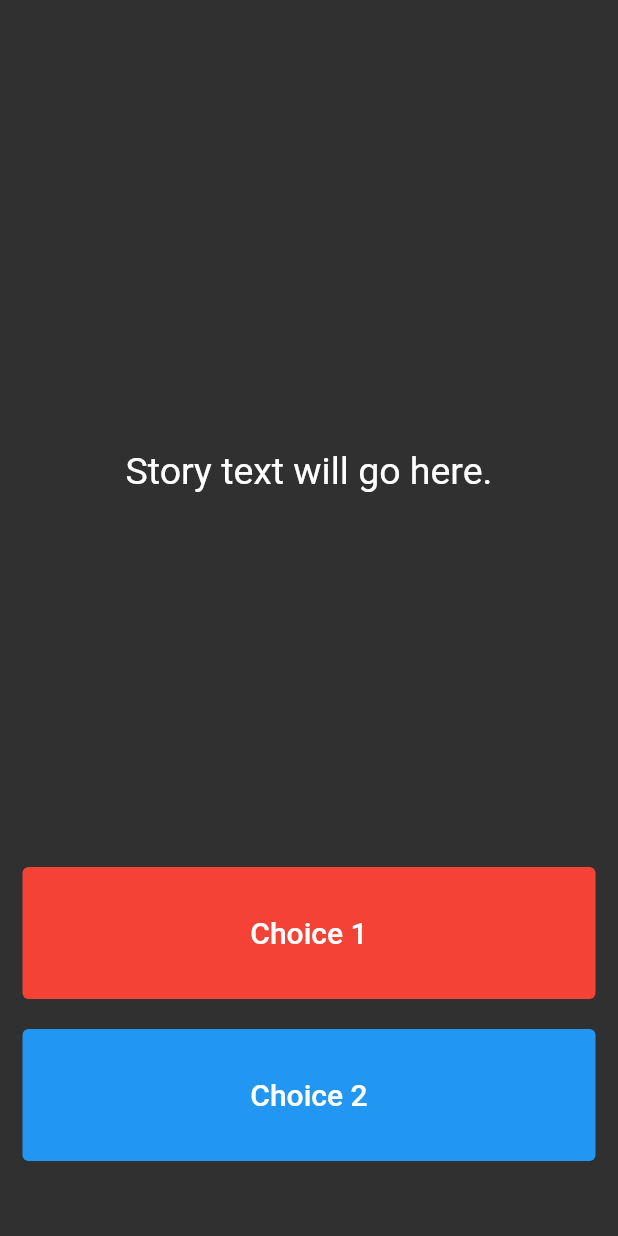
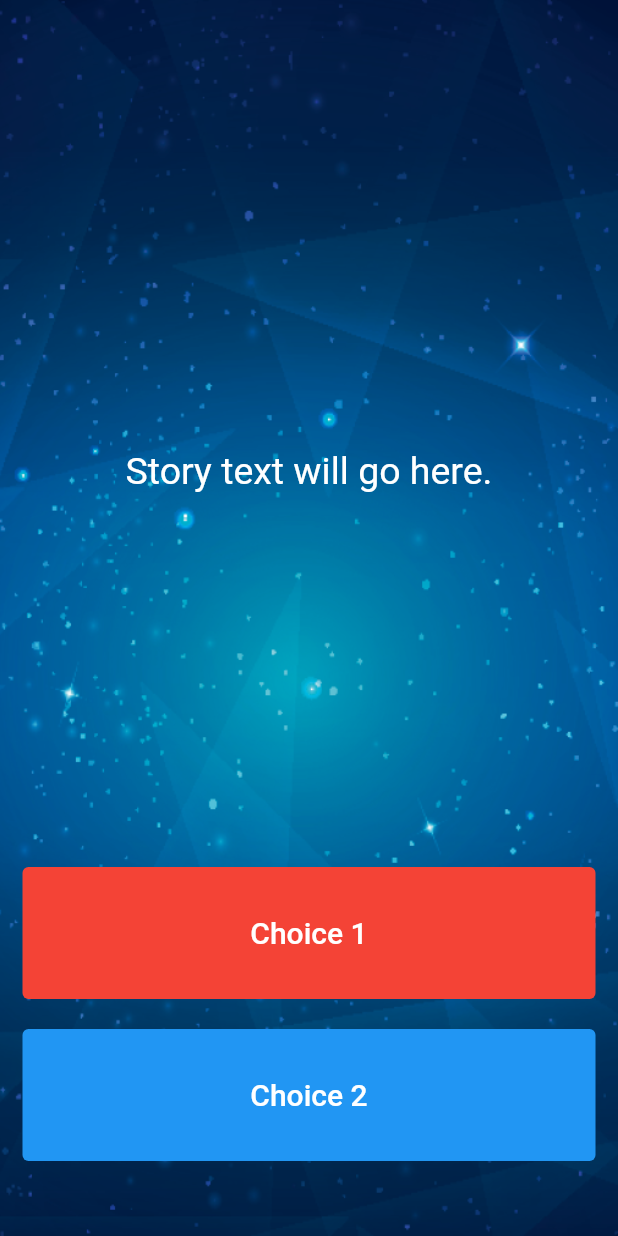
Before and after one commit to dastagg/LAB-F-destini, a Flutter app: the screen it shows after launch, on a phone screen of 412 x 824 dp. Run offline on Flutter 3.47's test engine with Material 2 defaults, Android fonts, the phone set to English and light mode, and no system bars.

Commit message:
Completed: Step 1.

```diff
--- a/lib/main.dart
+++ b/lib/main.dart
@@ -30,7 +30,12 @@ class _StoryPageState extends State<StoryPage> {
   Widget build(BuildContext context) {
     return Scaffold(
       body: Container(
-        //TODO: Step 1 - Add background.png to this Container as a background image.
+        decoration: const BoxDecoration(
+          image: DecorationImage(
+            image: AssetImage('images/background.png'),
+            fit: BoxFit.fill,
+          ),
+        ),
         padding: const EdgeInsets.symmetric(vertical: 50.0, horizontal: 15.0),
         constraints: const BoxConstraints.expand(),
         child: SafeArea(
```
